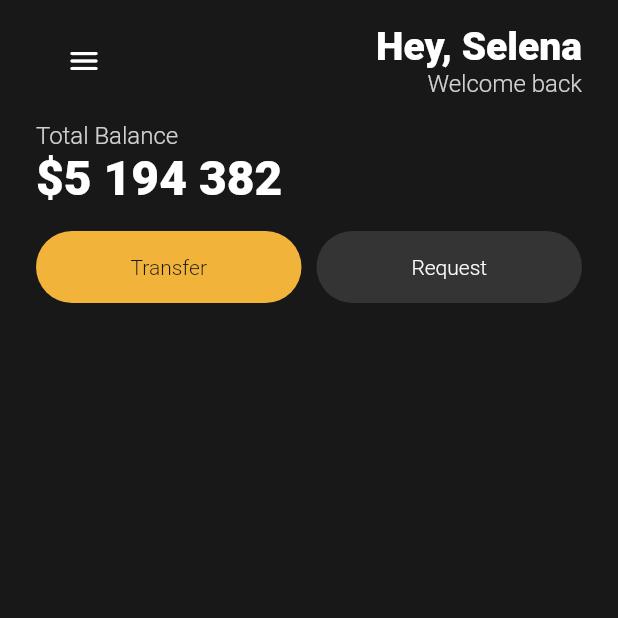
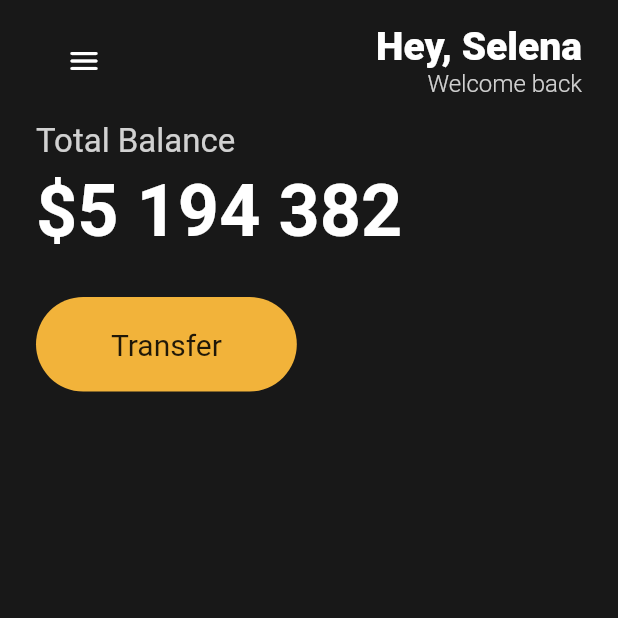
Before and after one commit to thinction-a/flutter-ui-challenge, a Flutter app: the screen it shows after launch, on a phone screen of 412 x 824 dp, the top half of it. Run offline on Flutter 3.47's test engine with Material 2 defaults, Android fonts, the phone set to English and light mode, and no system bars.

Commit message:
23.01.17 flutter practice with nomadCoders toonflix

```diff
--- a/lib/main.dart
+++ b/lib/main.dart
@@ -24,6 +24,7 @@ class App extends StatelessWidget {
             vertical: 16,
           ),
           child: Column(
+            crossAxisAlignment: CrossAxisAlignment.start,
             children: [
               Row(
                 mainAxisAlignment: MainAxisAlignment.end,
@@ -64,94 +65,137 @@ class App extends StatelessWidget {
               SizedBox(
                 height: 16,
               ),
-              SizedBox(
-                width: 1000,
-                child: Column(
-                  crossAxisAlignment: CrossAxisAlignment.start,
-                  children: [
               Text(
                 "Total Balance",
                 style: TextStyle(
+                  fontSize: 22,
                   color: Colors.white.withOpacity(.8),
-                          fontSize: 16,
-                          fontWeight: FontWeight.w300),
+                ),
+              ),
+              SizedBox(
+                height: 5,
               ),
               Text(
                 "\$5 194 382",
                 style: TextStyle(
+                  fontSize: 48,
+                  fontWeight: FontWeight.w700,
                   color: Colors.white,
-                          fontSize: 32,
-                          fontWeight: FontWeight.w800),
-                    ),
-                  ],
                 ),
               ),
               SizedBox(
-                height: 16,
+                height: 30,
               ),
               Row(
                 children: [
-                  Flexible(
-                      fit: FlexFit.tight,
-                      child: TextButton(
-                        onPressed: (() => print('Transfer')),
+                  Container(
+                    decoration: BoxDecoration(
+                      color: Color(0xFFF2B33A),
+                      borderRadius: BorderRadius.circular(45),
+                    ),
+                    child: Padding(
+                      padding: EdgeInsets.symmetric(
+                        vertical: 20,
+                        horizontal: 50,
+                      ),
                       child: Text(
                         'Transfer',
                         style: TextStyle(
-                            color: Color(0xFF181818),
-                            fontWeight: FontWeight.w300,
-                          ),
-                        ),
-                        style: ButtonStyle(
-                          backgroundColor: MaterialStateProperty.all(
-                            Color(0xFFF2B33A),
-                          ),
-                          shape: MaterialStateProperty.all(
-                            RoundedRectangleBorder(
-                              borderRadius: BorderRadius.circular(40),
-                            ),
-                          ),
-                          padding: MaterialStateProperty.all(
-                            EdgeInsets.symmetric(
-                              horizontal: 16,
-                              vertical: 16,
-                            ),
-                          ),
-                        ),
-                      )),
-                  SizedBox(
-                    width: 10,
-                  ),
-                  Flexible(
-                    fit: FlexFit.tight,
-                    child: TextButton(
-                      onPressed: (() => print('Request')),
-                      child: Text(
-                        'Request',
-                        style: TextStyle(
-                            color: Color(0xFFFAFAFA),
-                            fontWeight: FontWeight.w300),
-                      ),
-                      style: ButtonStyle(
-                        backgroundColor: MaterialStateProperty.all(
-                          Color.fromARGB(255, 52, 52, 52),
-                        ),
-                        shape: MaterialStateProperty.all(
-                          RoundedRectangleBorder(
-                            borderRadius: BorderRadius.circular(40),
-                          ),
-                        ),
-                        padding: MaterialStateProperty.all(
-                          EdgeInsets.symmetric(
-                            horizontal: 16,
-                            vertical: 16,
+                          fontSize: 20,
                         ),
                       ),
                     ),
                   ),
+                ],
               )
-                ],
-              ),
+              // SizedBox(
+              //   width: 1000,
+              //   child: Column(
+              //     crossAxisAlignment: CrossAxisAlignment.start,
+              //     children: [
+              //       Text(
+              //         "Total Balance",
+              //         style: TextStyle(
+              //             color: Colors.white.withOpacity(.8),
+              //             fontSize: 16,
+              //             fontWeight: FontWeight.w300),
+              //       ),
+              //       Text(
+              //         "\$5 194 382",
+              //         style: TextStyle(
+              //             color: Colors.white,
+              //             fontSize: 32,
+              //             fontWeight: FontWeight.w800),
+              //       ),
+              //     ],
+              //   ),
+              // ),
+              // SizedBox(
+              //   height: 16,
+              // ),
+              // Row(
+              //   children: [
+              //     Flexible(
+              //         fit: FlexFit.tight,
+              //         child: TextButton(
+              //           onPressed: (() => print('Transfer')),
+              //           child: Text(
+              //             'Transfer',
+              //             style: TextStyle(
+              //               color: Color(0xFF181818),
+              //               fontWeight: FontWeight.w300,
+              //             ),
+              //           ),
+              //           style: ButtonStyle(
+              //             backgroundColor: MaterialStateProperty.all(
+              //               Color(0xFFF2B33A),
+              //             ),
+              //             shape: MaterialStateProperty.all(
+              //               RoundedRectangleBorder(
+              //                 borderRadius: BorderRadius.circular(40),
+              //               ),
+              //             ),
+              //             padding: MaterialStateProperty.all(
+              //               EdgeInsets.symmetric(
+              //                 horizontal: 16,
+              //                 vertical: 16,
+              //               ),
+              //             ),
+              //           ),
+              //         )),
+              //     SizedBox(
+              //       width: 10,
+              //     ),
+              //     Flexible(
+              //       fit: FlexFit.tight,
+              //       child: TextButton(
+              //         onPressed: (() => print('Request')),
+              //         child: Text(
+              //           'Request',
+              //           style: TextStyle(
+              //               color: Color(0xFFFAFAFA),
+              //               fontWeight: FontWeight.w300),
+              //         ),
+              //         style: ButtonStyle(
+              //           backgroundColor: MaterialStateProperty.all(
+              //             Color.fromARGB(255, 52, 52, 52),
+              //           ),
+              //           shape: MaterialStateProperty.all(
+              //             RoundedRectangleBorder(
+              //               borderRadius: BorderRadius.circular(40),
+              //             ),
+              //           ),
+              //           padding: MaterialStateProperty.all(
+              //             EdgeInsets.symmetric(
+              //               horizontal: 16,
+              //               vertical: 16,
+              //             ),
+              //           ),
+              //         ),
+              //       ),
+              //     )
+              //   ],
+              // ),
             ],
           ),
         ),
```
Lines whose indentation alone changed are shown as unchanged.
